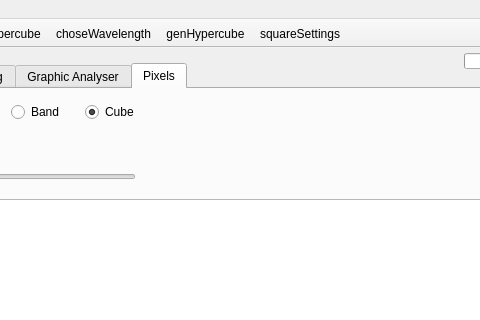
Qt form mainwindow.ui (JairoSalazarV/dotech.us_QtSquareHSI) before a commit; both pictures show x 274 to 754 and y 0 to 320 of the 1141 by 790 pixel window.
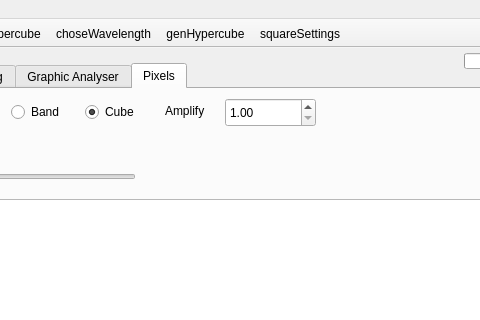
The same form after that commit. Icons and pictures are not drawn.

The edit to the form file:
```diff
--- a/mainwindow.ui
+++ b/mainwindow.ui
@@ -1120,6 +1120,38 @@
        <bool>true</bool>
       </property>
      </widget>
+     <widget class="QDoubleSpinBox" name="spinBoxAmplifyFactor">
+      <property name="geometry">
+       <rect>
+        <x>360</x>
+        <y>9</y>
+        <width>91</width>
+        <height>29</height>
+       </rect>
+      </property>
+      <property name="minimum">
+       <double>1.000000000000000</double>
+      </property>
+      <property name="maximum">
+       <double>255.000000000000000</double>
+      </property>
+      <property name="value">
+       <double>1.000000000000000</double>
+      </property>
+     </widget>
+     <widget class="QLabel" name="labelAmplify">
+      <property name="geometry">
+       <rect>
+        <x>300</x>
+        <y>12</y>
+        <width>63</width>
+        <height>20</height>
+       </rect>
+      </property>
+      <property name="text">
+       <string>Amplify</string>
+      </property>
+     </widget>
     </widget>
    </widget>
    <widget class="QProgressBar" name="progBar">
```
